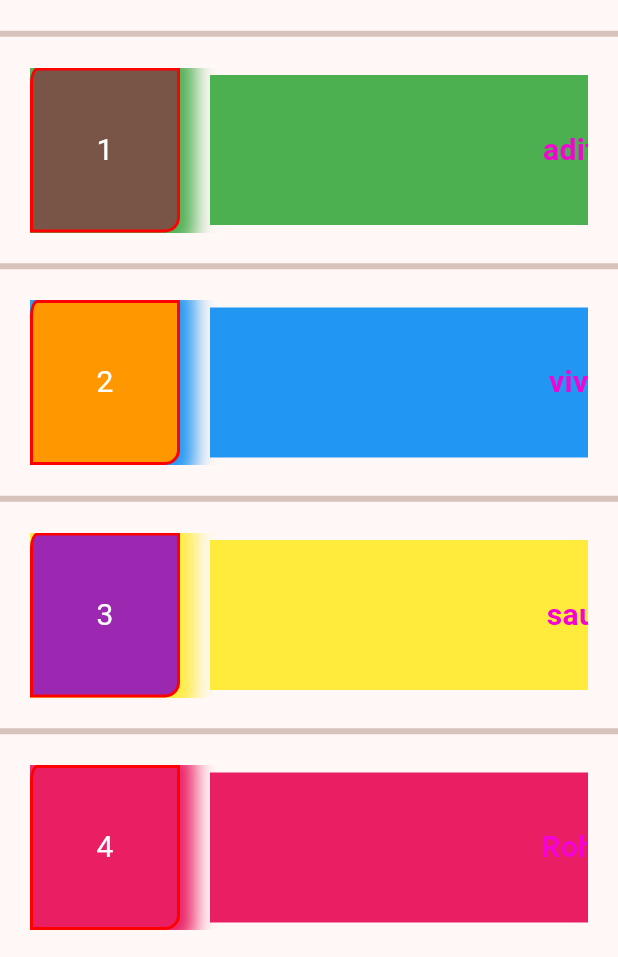
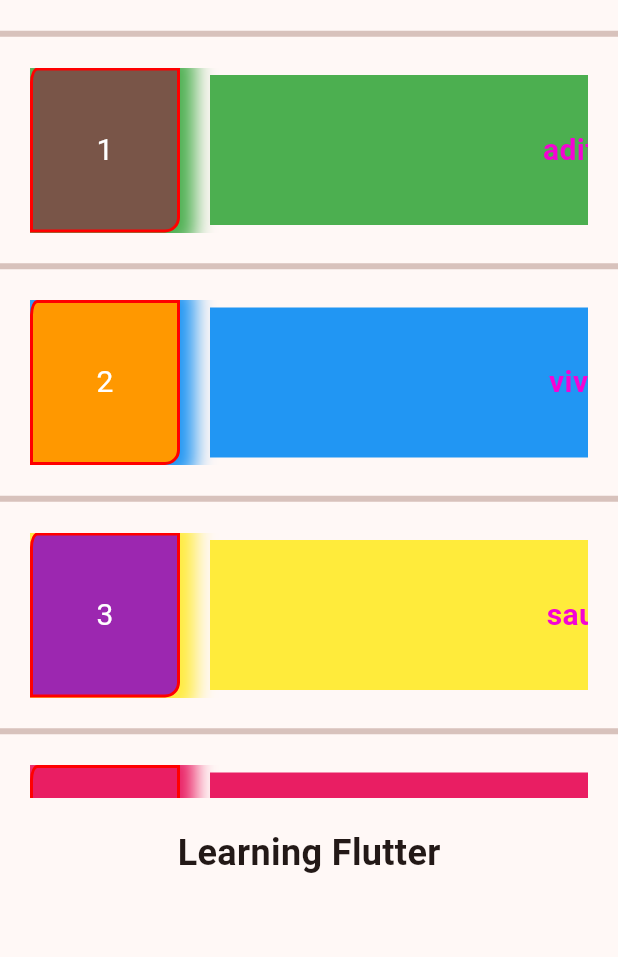
Before and after one commit to pranjal6314/Flutter, a Flutter app: the screen it shows after launch, on a phone screen of 412 x 824 dp, the part 279-1236 px from its top. Run offline on Flutter 3.47's test engine with Material 2 defaults, Android fonts, the phone set to English and light mode, and no system bars.

Commit message:
Expanded Widgets

```diff
--- a/lib/main.dart
+++ b/lib/main.dart
@@ -59,39 +59,51 @@ class _MyHomePageState extends State<MyHomePage> {
         backgroundColor: Theme.of(context).colorScheme.inversePrimary,
         title: Text(widget.title),
       ),
-      body: ListView.separated(
+      body: Center(
+        child: Column(
+          children: [
+            Expanded(
+              flex: 10,
+              child: ListView.separated(
                 itemBuilder: (context, index) {
                   return Padding(
                     padding: const EdgeInsets.all(20),
                     child: SingleChildScrollView(
                       scrollDirection: Axis.horizontal,
-                child: Column(children: [
-                  Row(children: [
+                      child: Column(
+                        children: [
+                          Row(
+                            children: [
                               Container(
                                 height: 110,
+                                width: 100,
                                 child: Center(
                                   child: Text(
                                     index.toString(),
-                        style:
-                            const TextStyle(fontSize: 20, color: Colors.white),
-                      )),
-                      width: 100,
+                                    style: const TextStyle(
+                                      fontSize: 20,
+                                      color: Colors.white,
+                                    ),
+                                  ),
+                                ),
                                 decoration: BoxDecoration(
                                   color: collor[collor.length - 1 - index],
                                   borderRadius: BorderRadius.only(
                                     topLeft: Radius.elliptical(5, 10),
-                              bottomRight: Radius.circular(10)),
-                          // borderRadius: BorderRadius.circular(10),
+                                    bottomRight: Radius.circular(10),
+                                  ),
                                   border: Border.all(
                                     color: const Color.fromARGB(255, 255, 0, 0),
-                              width: 2),
+                                    width: 2,
+                                  ),
                                   boxShadow: [
                                     BoxShadow(
                                       color: collor[index],
                                       blurRadius: 11,
                                       spreadRadius: 10,
                                     )
-                          ]),
+                                  ],
+                                ),
                               ),
                               SizedBox(
                                 height: 100,
@@ -117,9 +129,12 @@ class _MyHomePageState extends State<MyHomePage> {
                                 width: 200,
                                 child: Image.asset('assets/images/logo.jpg'),
                               ),
-                  ]),
-                ]),
-              ));
+                            ],
+                          ),
+                        ],
+                      ),
+                    ),
+                  );
                 },
                 itemCount: arrName.length,
                 separatorBuilder: (BuildContext context, int index) {
@@ -129,6 +144,96 @@ class _MyHomePageState extends State<MyHomePage> {
                   );
                 },
               ),
+            ),
+            SizedBox(
+                height: 20), // Space between the two ListViews and the Text
+            Expanded(
+              child: Text(
+                'Learning Flutter',
+                style: TextStyle(
+                  fontSize: 24,
+                  fontWeight: FontWeight.bold,
+                ),
+              ),
+            ),
+            SizedBox(height: 20), // Additional space after the Text
+          ],
+        ),
+      ),
+
+      // body:
+      // Center(
+      //   child: ListView.separated(
+      //     itemBuilder: (context, index) {
+      //       return Padding(
+      //           padding: const EdgeInsets.all(20),
+      //           child: SingleChildScrollView(
+      //             scrollDirection: Axis.horizontal,
+      //             child: Column(children: [
+      //               Row(children: [
+      //                 Container(
+      //                   height: 110,
+      //                   child: Center(
+      //                       child: Text(
+      //                     index.toString(),
+      //                     style: const TextStyle(
+      //                         fontSize: 20, color: Colors.white),
+      //                   )),
+      //                   width: 100,
+      //                   decoration: BoxDecoration(
+      //                       color: collor[collor.length - 1 - index],
+      //                       borderRadius: BorderRadius.only(
+      //                           topLeft: Radius.elliptical(5, 10),
+      //                           bottomRight: Radius.circular(10)),
+      //                       // borderRadius: BorderRadius.circular(10),
+      //                       border: Border.all(
+      //                           color: const Color.fromARGB(255, 255, 0, 0),
+      //                           width: 2),
+      //                       boxShadow: [
+      //                         BoxShadow(
+      //                           color: collor[index],
+      //                           blurRadius: 11,
+      //                           spreadRadius: 10,
+      //                         )
+      //                       ]),
+      //                 ),
+      //                 SizedBox(
+      //                   height: 100,
+      //                   width: 20,
+      //                 ),
+      //                 Container(
+      //                   height: 100,
+      //                   width: 500,
+      //                   color: collor[index],
+      //                   child: Center(
+      //                     child: Text(
+      //                       arrName[index],
+      //                       style: const TextStyle(
+      //                         fontSize: 20,
+      //                         color: Color.fromARGB(255, 244, 3, 212),
+      //                         fontWeight: FontWeight.bold,
+      //                       ),
+      //                     ),
+      //                   ),
+      //                 ),
+      //                 SizedBox(
+      //                   height: 100,
+      //                   width: 200,
+      //                   child: Image.asset('assets/images/logo.jpg'),
+      //                 ),
+      //               ]),
+      //             ]),
+      //           ));
+      //     },
+      //     itemCount: arrName.length,
+      //     separatorBuilder: (BuildContext context, int index) {
+      //       return const Divider(
+      //         height: 5,
+      //         thickness: 4,
+      //       );
+      //     },
+      //   ),
+      // ),
 
       //  Padding(
       //     padding: const EdgeInsets.all(8),
```
Lines whose indentation alone changed are shown as unchanged.
